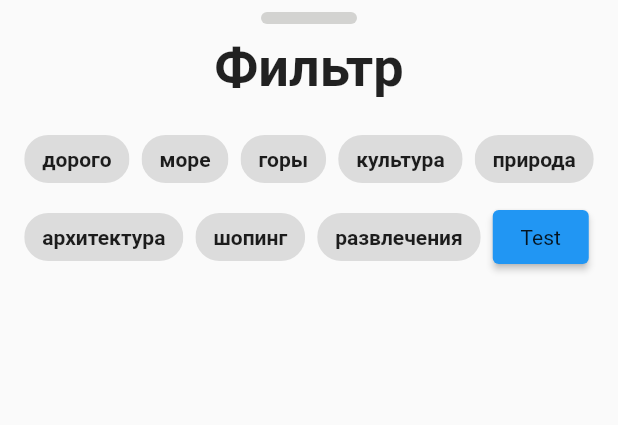
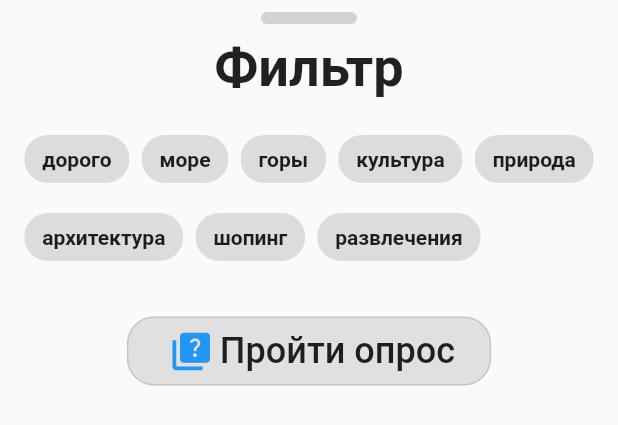
Before and after one commit to EuphoriaAbsorber/Forwarder, a Flutter app: the BottomSheetFilter widget shown alone on an empty page, opened directly with empty values, on a phone screen of 412 x 824 dp. Shown: the top 425 px of the screen. Run offline on Flutter 3.47's test engine with Material 2 defaults, Android fonts, the phone set to English and light mode, and no system bars; our stand-ins replace cached_network_image, connectivity, dio, fl_chart, freezed_annotation, google_maps_flutter and 4 more; accounts and stored records are empty; network calls fail.

Commit message:
+ button in bottom_sheet

```diff
--- a/lib/city_list/presentation/bottom_sheet_filter.dart
+++ b/lib/city_list/presentation/bottom_sheet_filter.dart
@@ -5,14 +5,16 @@ import 'city_list_page.dart';
 class BottomSheetFilter extends StatefulWidget {
   final Filter initFilter;
   final Function(Filter) onFilterChanged;
-  const BottomSheetFilter({required this.onFilterChanged, required this.initFilter, Key? key}) : super(key: key);
+
+  const BottomSheetFilter(
+      {required this.onFilterChanged, required this.initFilter, Key? key})
+      : super(key: key);
 
   @override
   _BottomSheetFilterState createState() => _BottomSheetFilterState();
 }
 
 class _BottomSheetFilterState extends State<BottomSheetFilter> {
-
   late Filter filter;
 
   @override
@@ -83,7 +85,8 @@ class _BottomSheetFilterState extends State<BottomSheetFilter> {
                       selected: filter.mountains != 0,
                       onSelected: (selected) {
                         setState(() {
-                        filter = filter.copyWith(mountains: filter.mountains ^ 1);
+                          filter =
+                              filter.copyWith(mountains: filter.mountains ^ 1);
                         });
                         widget.onFilterChanged(filter);
                       },
@@ -136,7 +139,8 @@ class _BottomSheetFilterState extends State<BottomSheetFilter> {
                       selected: filter.shopping != 0,
                       onSelected: (selected) {
                         setState(() {
-                        filter = filter.copyWith(shopping: filter.shopping ^ 1);
+                          filter =
+                              filter.copyWith(shopping: filter.shopping ^ 1);
                         });
                         widget.onFilterChanged(filter);
                       },
@@ -155,20 +159,46 @@ class _BottomSheetFilterState extends State<BottomSheetFilter> {
                         widget.onFilterChanged(filter);
                       },
                     ),
-                  ElevatedButton(
-                    child: const Material(
-                        color: Colors.transparent, child: Text('Test')),
-                    onPressed: () => Navigator.pushNamed(
-                        context,  '/questions'
-                    )
-                  )
                   ],
                 ),
+              ),
+              Padding(
+                padding: EdgeInsets.symmetric(horizontal: 40.0, vertical: 20.0),
+                child: FittedBox(
+                  child: OutlinedButton(
+
+                    style: ButtonStyle(backgroundColor: MaterialStateProperty.all<Color>(Colors.grey.shade300),
+                        shape: MaterialStateProperty.all<RoundedRectangleBorder>(
+                      RoundedRectangleBorder(
+                        borderRadius: BorderRadius.circular(18.0),
+
                       )
+                    )),
+                      child: Padding(
+                        padding: EdgeInsets.all(8.0),
+                        child: Row(children: const [
+                          Padding(
+                            padding: EdgeInsets.symmetric(horizontal: 4.0),
+                            child: Icon(
+                              Icons.quiz,
+                              color: Colors.blue,
+                              size: 30.0,
+                            ),
+                          ),
+                          Material(
+                              color: Colors.transparent,
+                              child: Text(
+                                'Пройти опрос',
+                                style: TextStyle(fontSize: 24, fontWeight: FontWeight.w500),
+                              )),
+                        ]),
+                      ),
+                      onPressed: () =>
+                          Navigator.pushNamed(context, '/questions')),
+                ),
+              ),
             ],
-
           ),
-
         ),
       );
 }
--- a/lib/question_page/presentation/question_page.dart
+++ b/lib/question_page/presentation/question_page.dart
@@ -94,8 +94,10 @@ class _QuestionPageState extends State<QuestionPage> {
   Widget build(BuildContext context) => Scaffold(
       key: _scaffoldKey,
       body: SafeArea(
-        child: Center(
-          child: Column(children: [
+
+          child: Column(
+            mainAxisAlignment: MainAxisAlignment.center,
+              children: [
             SizedBox(
               height: 600,
               child: SwipeCards(
@@ -190,7 +192,7 @@ class _QuestionPageState extends State<QuestionPage> {
             )
           ]),
         ),
-      ));
+      );
 }
 
 class Content {
```
Lines whose indentation alone changed are shown as unchanged.
